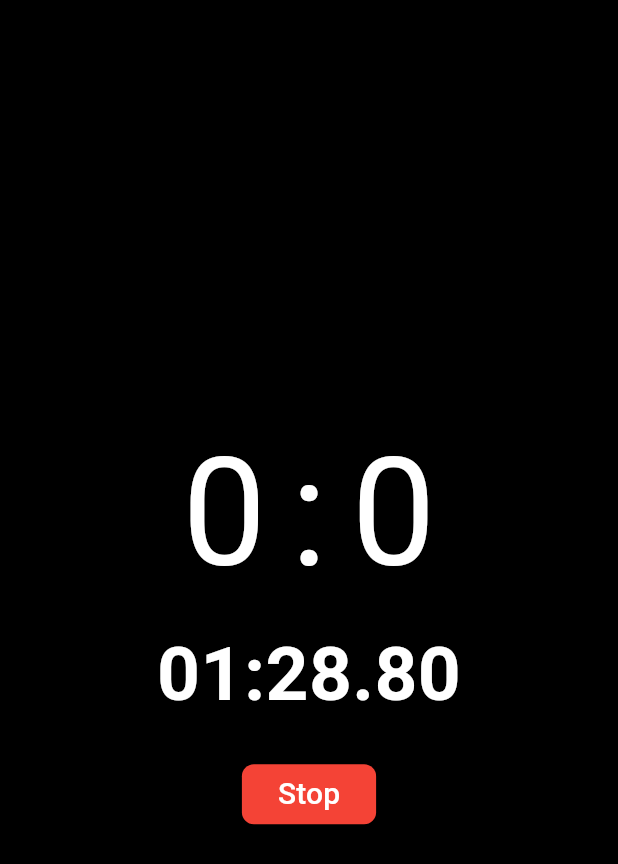
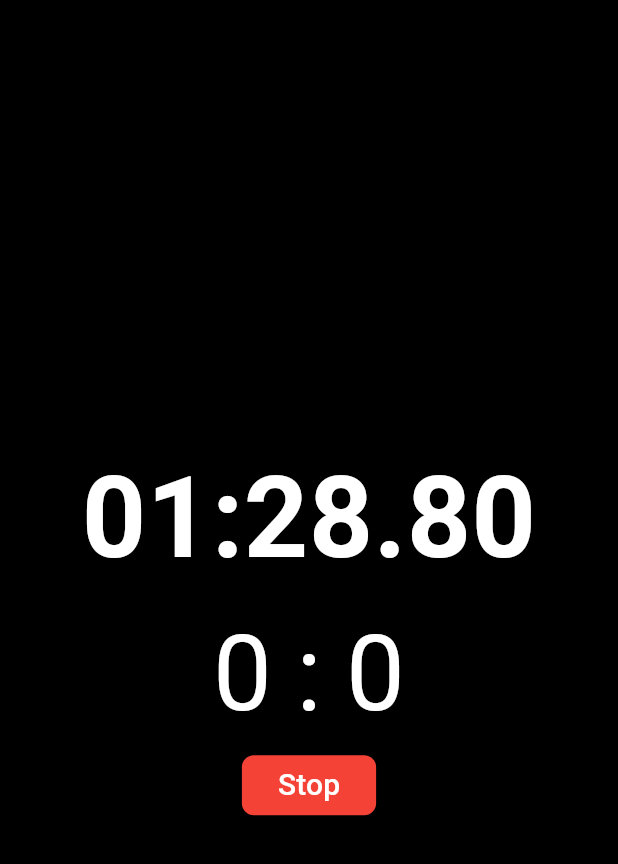
Before and after one commit to kstepanovdev/gdf_hema_timer, a Flutter app: the screen it shows after launch, after a tap on "START", on a phone screen of 412 x 824 dp. Shown: the top 864 px of the screen. Run offline on Flutter 3.47's test engine with Material 3 defaults, Android fonts, the phone set to English and light mode, and no system bars; Roboto replaces fonts that are missing (RobotoMono).

Commit message:
Style changes && changed time-selection dialogue && added logging system

```diff
--- /dev/null
+++ b/lib/modules/fight_log/fight_log.dart
@@ -0,0 +1,90 @@
+class FightLog {
+  final List<String> _events = [];
+  DateTime? _startTime;
+
+  // Previous snapshot
+  int _prevLeftScore = 0;
+  int _prevRightScore = 0;
+  int _prevLeftWarn = 0;
+  int _prevRightWarn = 0;
+  int _prevDoubleHits = 0;
+
+  List<String> get events => List.unmodifiable(_events);
+
+  void startFight() {
+    if (_startTime == null) {
+      reset();
+      addEvent("Fight started");
+      _startTime = DateTime.now();
+    }
+  }
+
+  void addEvent(String message) {
+    final time = _formattedElapsed();
+    _events.add("$time $message");
+  }
+
+  String _formattedElapsed() {
+    if (_startTime == null) return "0:00";
+    final diff = DateTime.now().difference(_startTime!);
+    final minutes = diff.inMinutes;
+    final seconds = (diff.inSeconds % 60).toString().padLeft(2, '0');
+    return "$minutes:$seconds";
+  }
+
+  /// Diff-based snapshot
+  void logDiff({
+    required int leftScore,
+    required int rightScore,
+    required int leftWarn,
+    required int rightWarn,
+    required int doubleHits,
+    required String leftName,
+    required String rightName,
+  }) {
+    // Score changed?
+    if (leftScore != _prevLeftScore || rightScore != _prevRightScore) {
+      addEvent("$leftScore:$rightScore");
+    }
+
+    // Left warns diff
+    if (leftWarn > _prevLeftWarn) {
+      final diff = leftWarn - _prevLeftWarn;
+      for (int i = 0; i < diff; i++) {
+        addEvent("warning to $leftName");
+      }
+    }
+
+    // Right warns diff
+    if (rightWarn > _prevRightWarn) {
+      final diff = rightWarn - _prevRightWarn;
+      for (int i = 0; i < diff; i++) {
+        addEvent("warning to $rightName");
+      }
+    }
+
+    // Double hits diff
+    if (doubleHits > _prevDoubleHits) {
+      final diff = doubleHits - _prevDoubleHits;
+      for (int i = 0; i < diff; i++) {
+        addEvent("double hit");
+      }
+    }
+
+    // Update snapshot
+    _prevLeftScore = leftScore;
+    _prevRightScore = rightScore;
+    _prevLeftWarn = leftWarn;
+    _prevRightWarn = rightWarn;
+    _prevDoubleHits = doubleHits;
+  }
+
+  void reset() {
+    _prevLeftScore = _prevRightScore = 0;
+    _prevLeftWarn = _prevRightWarn = 0;
+    _prevDoubleHits = 0;
+    _events.clear();
+  }
+
+  bool get isEmpty => _events.isEmpty;
+}
--- a/lib/pages/score_page.dart
+++ b/lib/pages/score_page.dart
@@ -8,6 +8,8 @@ import '../widgets/timer_display.dart';
 import '../widgets/time_control.dart';
 import '../widgets/warn_and_double.dart';
 import '../utils/time_utils.dart';
+import '../modules/fight_log/fight_log.dart';
+import '../modules/fight_log/fight_log_view.dart';
 
 class ScorePage extends StatefulWidget {
   const ScorePage({super.key});
@@ -17,12 +19,12 @@ class ScorePage extends StatefulWidget {
 }
 
 class _ScorePageState extends State<ScorePage> {
+  final fightLog = FightLog();
+
   int leftScore = 0;
   int rightScore = 0;
-
   int leftWarn = 0;
   int rightWarn = 0;
-
   int doubleHits = 0;
 
   String leftName = "F1";
@@ -32,7 +34,23 @@ class _ScorePageState extends State<ScorePage> {
   Timer? countdown;
   bool running = false;
 
+  void _onStartPressed() {
+    setState(() {
+      fightLog.startFight(); // or resume fight if needed
+      fightLog.logDiff(
+        leftScore: leftScore,
+        rightScore: rightScore,
+        leftWarn: leftWarn,
+        rightWarn: rightWarn,
+        doubleHits: doubleHits,
+        leftName: leftName,
+        rightName: rightName,
+      );
+    });
+  }
+
   void startTimer() {
+    _onStartPressed();
     countdown?.cancel();
     countdown = Timer.periodic(const Duration(milliseconds: 100), (t) {
       setState(() {
@@ -57,6 +75,7 @@ class _ScorePageState extends State<ScorePage> {
 
   void resetAll() {
     stopTimer();
+    fightLog.reset();
     setState(() {
       leftScore = 0;
       rightScore = 0;
@@ -90,7 +109,6 @@ class _ScorePageState extends State<ScorePage> {
   Widget build(BuildContext context) {
     if (running) {
       return GestureDetector(
-        behavior: HitTestBehavior.opaque,
         onTap: stopTimer,
         child: Scaffold(
           backgroundColor: Colors.black,
@@ -98,13 +116,13 @@ class _ScorePageState extends State<ScorePage> {
             child: Column(
               mainAxisAlignment: MainAxisAlignment.center,
               children: [
+                TimerDisplay(color: Colors.white, time: formatTime(timer)),
                 ActiveTimerBoard(leftScore: leftScore, rightScore: rightScore),
-                TimerDisplay(color: Colors.white, time: formatTime(timer)),
 
-                const SizedBox(height: 20),
                 BigButton(
                   label: "Stop",
                   color: Colors.red,
+                  fontSize: 20,
                   onPressed: stopTimer,
                 ),
               ],
@@ -115,67 +133,22 @@ class _ScorePageState extends State<ScorePage> {
     }
 
     return Scaffold(
-      appBar: AppBar(),
-      body: SingleChildScrollView(
-        padding: const EdgeInsets.only(top: 0, left: 12, right: 12, bottom: 8),
+      body: Padding(
+        padding: const EdgeInsets.only(top: 12, left: 12, right: 12, bottom: 8),
+        child: GestureDetector(
+          onVerticalDragEnd: (details) {
+            if (details.primaryVelocity != null &&
+                details.primaryVelocity! > 600) {
+              FightLogView.show(context, fightLog);
+            }
+          },
           child: Column(
             children: [
               /// Timer display
               TimerDisplay(
                 time: formatTime(timer),
                 onDoubleTap: () async {
-                final newTime = await showDialog<Duration>(
-                  context: context,
-                  builder: (context) {
-                    final minutesController = TextEditingController();
-                    final secondsController = TextEditingController();
-                    return AlertDialog(
-                      title: const Text("Set Custom Time"),
-                      content: Row(
-                        children: [
-                          Expanded(
-                            child: TextField(
-                              controller: minutesController,
-                              keyboardType: TextInputType.number,
-                              decoration: const InputDecoration(
-                                labelText: "Minutes",
-                              ),
-                            ),
-                          ),
-                          const SizedBox(width: 4),
-                          Expanded(
-                            child: TextField(
-                              controller: secondsController,
-                              keyboardType: TextInputType.number,
-                              decoration: const InputDecoration(
-                                labelText: "Seconds",
-                              ),
-                            ),
-                          ),
-                        ],
-                      ),
-                      actions: [
-                        TextButton(
-                          onPressed: () => Navigator.pop(context),
-                          child: const Text("Cancel"),
-                        ),
-                        ElevatedButton(
-                          onPressed: () {
-                            final min =
-                                int.tryParse(minutesController.text) ?? 0;
-                            final sec =
-                                int.tryParse(secondsController.text) ?? 0;
-                            Navigator.pop(
-                              context,
-                              Duration(minutes: min, seconds: sec),
-                            );
-                          },
-                          child: const Text("Set"),
-                        ),
-                      ],
-                    );
-                  },
-                );
+                  final newTime = await showTimeSelectDialog(context);
 
                   if (newTime != null) {
                     setState(() {
@@ -184,8 +157,6 @@ class _ScorePageState extends State<ScorePage> {
                   }
                 },
               ),
-
-            const SizedBox(height: 12),
 
               /// Time control
               TimeControl(
@@ -201,8 +172,6 @@ class _ScorePageState extends State<ScorePage> {
                 onPlus5: () =>
                     setState(() => timer += const Duration(seconds: 5)),
               ),
-
-            const SizedBox(height: 12),
 
               /// Scoreboard with swap fighters icon
               ScoreBoard(
@@ -221,8 +190,6 @@ class _ScorePageState extends State<ScorePage> {
                 swapFighters: swapFighters,
               ),
 
-            const SizedBox(height: 4),
-
               /// Start button (biggest)
               SizedBox(
                 width: double.infinity,
@@ -230,6 +197,7 @@ class _ScorePageState extends State<ScorePage> {
                 child: BigButton(
                   label: "START",
                   color: Colors.deepPurple,
+                  fontSize: 40,
                   onPressed: startTimer,
                 ),
               ),
@@ -264,6 +232,7 @@ class _ScorePageState extends State<ScorePage> {
                     child: BigButton(
                       label: "Reset all",
                       color: Colors.red,
+                      fontSize: 30,
                       onPressed: resetAll,
                     ),
                   ),
@@ -272,6 +241,7 @@ class _ScorePageState extends State<ScorePage> {
             ],
           ),
         ),
+      ),
     );
   }
 }
--- a/lib/widgets/active_timer_board.dart
+++ b/lib/widgets/active_timer_board.dart
@@ -24,18 +24,18 @@ class ActiveTimerBoard extends StatelessWidget {
               padding: const EdgeInsets.symmetric(horizontal: 8.0),
               child: Text(
                 "$leftScore",
-                style: TextStyle(fontSize: 100, color: color),
+                style: TextStyle(fontSize: 70, color: color),
               ),
             ),
             Padding(
               padding: const EdgeInsets.symmetric(horizontal: 8.0),
-              child: Text(":", style: TextStyle(fontSize: 100, color: color)),
+              child: Text(":", style: TextStyle(fontSize: 70, color: color)),
             ),
             Padding(
               padding: const EdgeInsets.symmetric(horizontal: 8.0),
               child: Text(
                 "$rightScore",
-                style: TextStyle(fontSize: 100, color: color),
+                style: TextStyle(fontSize: 70, color: color),
               ),
             ),
           ],
--- a/lib/widgets/big_button.dart
+++ b/lib/widgets/big_button.dart
@@ -3,12 +3,14 @@ import 'package:flutter/material.dart';
 class BigButton extends StatelessWidget {
   final String label;
   final Color color;
+  final double fontSize;
   final VoidCallback onPressed;
 
   const BigButton({
     super.key,
     required this.label,
     required this.color,
+    this.fontSize = 20,
     required this.onPressed,
   });
 
@@ -22,7 +24,7 @@ class BigButton extends StatelessWidget {
           shape: RoundedRectangleBorder(borderRadius: BorderRadius.circular(8)),
         ),
         onPressed: onPressed,
-        child: Text(label, style: const TextStyle(fontSize: 20)),
+        child: Text(label, style: TextStyle(fontSize: fontSize)),
       ),
     );
   }
--- a/lib/widgets/score_board.dart
+++ b/lib/widgets/score_board.dart
@@ -44,7 +44,6 @@ class ScoreBoard extends StatelessWidget {
             Text(rightName, style: TextStyle(fontSize: 18, color: color)),
           ],
         ),
-        const SizedBox(height: 6),
         ScoreDisplay(
           leftScore: leftScore,
           rightScore: rightScore,
--- a/lib/widgets/score_display.dart
+++ b/lib/widgets/score_display.dart
@@ -75,7 +75,7 @@ class _ScoreDisplayState extends State<ScoreDisplay> {
   @override
   Widget build(BuildContext context) {
     final style = TextStyle(
-      fontSize: 150,
+      fontSize: 120,
       fontWeight: FontWeight.bold,
       color: widget.color,
     );
@@ -85,7 +85,7 @@ class _ScoreDisplayState extends State<ScoreDisplay> {
       crossAxisAlignment: CrossAxisAlignment.end,
       children: [
         GestureDetector(
-          behavior: HitTestBehavior.opaque,
+          behavior: HitTestBehavior.translucent,
           onTapDown: _onLeftDown,
           onTapUp: _onLeftUp,
           onTapCancel: _onLeftCancel,
@@ -96,7 +96,7 @@ class _ScoreDisplayState extends State<ScoreDisplay> {
         ),
         Text(":", style: style),
         GestureDetector(
-          behavior: HitTestBehavior.opaque,
+          behavior: HitTestBehavior.translucent,
           onTapDown: _onRightDown,
           onTapUp: _onRightUp,
           onTapCancel: _onRightCancel,
--- a/lib/widgets/timer_display.dart
+++ b/lib/widgets/timer_display.dart
@@ -16,15 +16,18 @@ class TimerDisplay extends StatelessWidget {
   Widget build(BuildContext context) {
     return GestureDetector(
       onDoubleTap: onDoubleTap,
+      child: Padding(
+        padding: const EdgeInsets.only(top: 16),
         child: Text(
           time,
           style: TextStyle(
-          fontSize: 50,
+            fontSize: 75,
             fontWeight: FontWeight.bold,
             fontFamily: 'RobotoMono',
             color: color,
           ),
         ),
+      ),
     );
   }
 }
```
Also changed, not shown: lib/modules/fight_log/fight_log_view.dart (added, +36 -0 lines), lib/utils/time_utils.dart (+75 -2 lines). Lines whose indentation alone changed are shown as unchanged.
